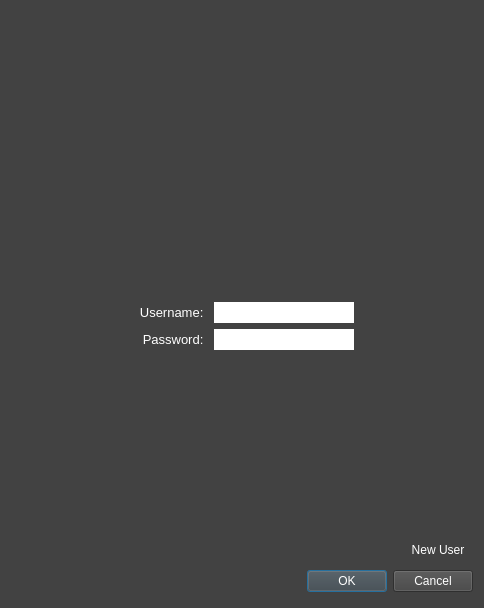
This is src/Ventilate/VentilateClient/ventilate_login.ui in Ixirsii/Ventilate as Qt 5 draws it before an edit. The edited form follows.
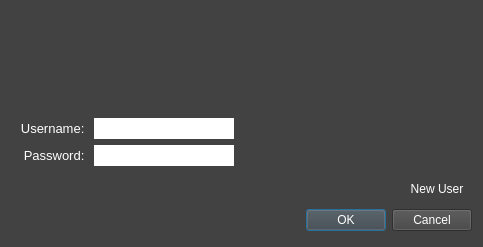
This is the edited form. Icons and pictures are not drawn.

What changed in the file:
```diff
--- a/src/Ventilate/VentilateClient/ventilate_login.ui
+++ b/src/Ventilate/VentilateClient/ventilate_login.ui
@@ -6,10 +6,16 @@
    <rect>
     <x>0</x>
     <y>0</y>
-    <width>484</width>
-    <height>608</height>
+    <width>479</width>
+    <height>247</height>
    </rect>
   </property>
+  <property name="sizePolicy">
+   <sizepolicy hsizetype="Minimum" vsizetype="Minimum">
+    <horstretch>0</horstretch>
+    <verstretch>0</verstretch>
+   </sizepolicy>
+  </property>
   <property name="windowTitle">
    <string>Ventilate: Login</string>
   </property>
@@ -46,40 +52,9 @@
     </widget>
    </item>
    <item>
-    <spacer name="vspControlsTop">
-     <property name="orientation">
-      <enum>Qt::Vertical</enum>
-     </property>
-     <property name="sizeHint" stdset="0">
-      <size>
-       <width>20</width>
-       <height>172</height>
-      </size>
-     </property>
-    </spacer>
-   </item>
-   <item>
-    <layout class="QHBoxLayout" name="hlUsernameLayout">
-     <item>
-      <spacer name="hspUsernameLeft">
-       <property name="orientation">
-        <enum>Qt::Horizontal</enum>
-       </property>
-       <property name="sizeHint" stdset="0">
-        <size>
-         <width>40</width>
-         <height>20</height>
-        </size>
-       </property>
-      </spacer>
-     </item>
-     <item>
-      <layout class="QHBoxLayout" name="hlUsernameControls">
-       <property name="spacing">
-        <number>7</number>
-       </property>
-       <item>
-        <widget class="QLabel" name="lblUsername">
+    <layout class="QFormLayout" name="formLayout">
+     <item row="0" column="0">
+      <widget class="QLabel" name="usernameLabel">
          <property name="minimumSize">
           <size>
            <width>77</width>
@@ -120,8 +95,8 @@
          </property>
         </widget>
        </item>
-       <item>
-        <widget class="QLineEdit" name="lnedUsername">
+     <item row="0" column="1">
+      <widget class="QLineEdit" name="usernameText">
          <property name="minimumSize">
           <size>
            <width>140</width>
@@ -155,87 +130,8 @@
          </property>
         </widget>
        </item>
-      </layout>
-     </item>
-     <item>
-      <spacer name="hspUsernameRight">
-       <property name="orientation">
-        <enum>Qt::Horizontal</enum>
-       </property>
-       <property name="sizeHint" stdset="0">
-        <size>
-         <width>40</width>
-         <height>20</height>
-        </size>
-       </property>
-      </spacer>
-     </item>
-    </layout>
-   </item>
-   <item>
-    <layout class="QHBoxLayout" name="hlPasswordLayout">
-     <item>
-      <spacer name="hspPasswordLeft">
-       <property name="orientation">
-        <enum>Qt::Horizontal</enum>
-       </property>
-       <property name="sizeHint" stdset="0">
-        <size>
-         <width>40</width>
-         <height>20</height>
-        </size>
-       </property>
-      </spacer>
-     </item>
-     <item>
-      <layout class="QHBoxLayout" name="hlPasswordControls">
-       <property name="spacing">
-        <number>7</number>
-       </property>
-       <item>
-        <widget class="QLabel" name="lblPassword">
-         <property name="minimumSize">
-          <size>
-           <width>77</width>
-           <height>21</height>
-          </size>
-         </property>
-         <property name="maximumSize">
-          <size>
-           <width>77</width>
-           <height>21</height>
-          </size>
-         </property>
-         <property name="baseSize">
-          <size>
-           <width>77</width>
-           <height>21</height>
-          </size>
-         </property>
-         <property name="font">
-          <font>
-           <pointsize>10</pointsize>
-          </font>
-         </property>
-         <property name="styleSheet">
-          <string notr="true">color:rgb(255,255,255);</string>
-         </property>
-         <property name="text">
-          <string>Password: </string>
-         </property>
-         <property name="textFormat">
-          <enum>Qt::PlainText</enum>
-         </property>
-         <property name="scaledContents">
-          <bool>true</bool>
-         </property>
-         <property name="alignment">
-          <set>Qt::AlignRight|Qt::AlignTrailing|Qt::AlignVCenter</set>
-         </property>
-        </widget>
-       </item>
-       <item>
-        <widget class="QLineEdit" name="lnedPassword">
+     <item row="1" column="1">
+      <widget class="QLineEdit" name="passwordText">
          <property name="minimumSize">
           <size>
            <width>140</width>
@@ -275,36 +171,50 @@
          </property>
         </widget>
        </item>
-      </layout>
-     </item>
-     <item>
-      <spacer name="hspPasswordRight">
-       <property name="orientation">
-        <enum>Qt::Horizontal</enum>
+     <item row="1" column="0">
+      <widget class="QLabel" name="passwordLabel">
+       <property name="minimumSize">
+        <size>
+         <width>77</width>
+         <height>21</height>
+        </size>
        </property>
-       <property name="sizeHint" stdset="0">
+       <property name="maximumSize">
         <size>
-         <width>40</width>
-         <height>20</height>
+         <width>77</width>
+         <height>21</height>
         </size>
        </property>
-      </spacer>
-     </item>
-    </layout>
-   </item>
-   <item>
-    <spacer name="vspControlsBottom">
-     <property name="orientation">
-      <enum>Qt::Vertical</enum>
-     </property>
-     <property name="sizeHint" stdset="0">
+       <property name="baseSize">
       <size>
-       <width>20</width>
-       <height>171</height>
-      </size>
-     </property>
-    </spacer>
-   </item>
+         <width>77</width>
+         <height>21</height>
+        </size>
+       </property>
+       <property name="font">
+        <font>
+         <pointsize>10</pointsize>
+        </font>
+       </property>
+       <property name="styleSheet">
+        <string notr="true">color:rgb(255,255,255);</string>
+       </property>
+       <property name="text">
+        <string>Password: </string>
+       </property>
+       <property name="textFormat">
+        <enum>Qt::PlainText</enum>
+       </property>
+       <property name="scaledContents">
+        <bool>true</bool>
+       </property>
+       <property name="alignment">
+        <set>Qt::AlignRight|Qt::AlignTrailing|Qt::AlignVCenter</set>
+       </property>
+      </widget>
+     </item>
+    </layout>
+   </item>
    <item>
     <layout class="QHBoxLayout" name="hlNewUserLayout">
      <item>
```
Left out of the diff: 13 changed lines with no effect on the pictures. Lines whose indentation alone changed are shown as unchanged.
